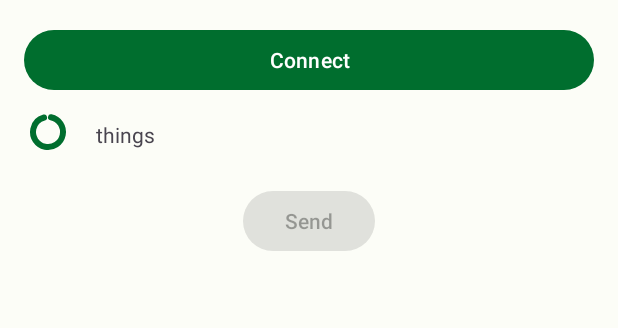
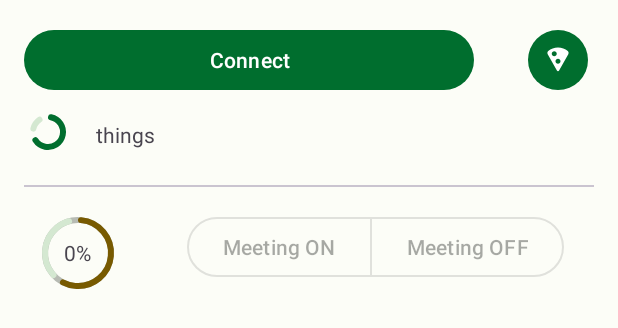
Before and after one commit to ch4vi/MeetingSignalBLE, an Android app: the layout content_main.xml on its own in the app's theme, with its tools: preview values and no code run, on a phone screen of 412 x 824 dp. Shown: the top 328 px of the screen. Run offline under Robolectric (Android 15) with nearby library versions, the phone set to English and light mode, and no system bars.

Commit message:
Updated Main with the new connection manager

```diff
--- a/android-app/app/src/main/res/layout/content_main.xml
+++ b/android-app/app/src/main/res/layout/content_main.xml
@@ -14,8 +14,20 @@
         android:layout_marginHorizontal="@dimen/spacing_m"
         android:layout_marginTop="@dimen/spacing_m"
         android:text="Connect"
+        app:layout_constraintEnd_toStartOf="@id/playground"
+        app:layout_constraintStart_toStartOf="parent"
+        app:layout_constraintTop_toTopOf="parent" />
+
+    <Button
+        android:id="@+id/playground"
+        style="?attr/materialIconButtonFilledStyle"
+        android:layout_width="wrap_content"
+        android:layout_height="wrap_content"
+        android:layout_marginHorizontal="@dimen/spacing_m"
+        android:layout_marginTop="@dimen/spacing_m"
+        app:icon="@drawable/playground_24"
         app:layout_constraintEnd_toEndOf="parent"
-        app:layout_constraintStart_toStartOf="parent"
+        app:layout_constraintStart_toEndOf="@id/connectButton"
         app:layout_constraintTop_toTopOf="parent" />
 
     <com.google.android.material.progressindicator.CircularProgressIndicator
@@ -24,11 +36,10 @@
         android:layout_height="wrap_content"
         android:layout_marginHorizontal="@dimen/spacing_m"
         android:layout_marginTop="@dimen/spacing_s"
-        android:progress="99"
         app:indicatorSize="24dp"
         app:layout_constraintStart_toStartOf="parent"
-        app:layout_constraintTop_toBottomOf="@id/connectButton" />
-
+        app:layout_constraintTop_toBottomOf="@id/connectButton"
+        tools:progress="69" />
 
     <TextView
         android:id="@+id/connectionStatus"
@@ -41,16 +52,76 @@
         app:layout_constraintTop_toBottomOf="@id/connectButton"
         tools:text="things" />
 
-    <Button
-        android:id="@+id/send"
+    <com.google.android.material.divider.MaterialDivider
+        android:id="@+id/divider"
+        android:layout_width="match_parent"
+        android:layout_height="wrap_content"
+        android:layout_marginHorizontal="@dimen/spacing_m"
+        android:layout_marginTop="@dimen/spacing_l"
+        app:layout_constraintTop_toBottomOf="@id/connectionStatus" />
+
+    <RelativeLayout
+        android:id="@+id/batteryContainer"
         android:layout_width="wrap_content"
         android:layout_height="wrap_content"
         android:layout_marginHorizontal="@dimen/spacing_m"
-        android:layout_marginTop="@dimen/spacing_l"
+        android:layout_marginTop="@dimen/spacing_s"
+        android:padding="@dimen/spacing_s"
+        app:layout_constraintStart_toStartOf="parent"
+        app:layout_constraintTop_toBottomOf="@id/divider">
+
+        <com.google.android.material.progressindicator.CircularProgressIndicator
+            android:layout_width="wrap_content"
+            android:layout_height="wrap_content"
+            android:alpha="0.5"
+            android:progress="100"
+            app:indicatorColor="?attr/colorOutline"
+            app:indicatorSize="48dp" />
+
+        <com.google.android.material.progressindicator.CircularProgressIndicator
+            android:id="@+id/batteryProgress"
+            android:layout_width="wrap_content"
+            android:layout_height="wrap_content"
+            app:indicatorColor="?attr/colorTertiary"
+            app:indicatorSize="48dp"
+            tools:progress="59" />
+
+        <TextView
+            android:id="@+id/batteryLevel"
+            android:layout_width="wrap_content"
+            android:layout_height="wrap_content"
+            android:layout_centerInParent="true"
+            tools:text="0%" />
+    </RelativeLayout>
+
+
+    <com.google.android.material.button.MaterialButtonToggleGroup
+        android:id="@+id/meetingToggle"
+        android:layout_width="wrap_content"
+        android:layout_height="wrap_content"
+        android:layout_marginHorizontal="@dimen/spacing_m"
         android:enabled="false"
-        android:text="Send"
+        app:layout_constraintBottom_toBottomOf="@id/batteryContainer"
         app:layout_constraintEnd_toEndOf="parent"
-        app:layout_constraintStart_toStartOf="parent"
-        app:layout_constraintTop_toBottomOf="@id/connectionStatus" />
+        app:layout_constraintStart_toEndOf="@id/batteryContainer"
+        app:layout_constraintTop_toBottomOf="@id/divider"
+        app:selectionRequired="true"
+        app:singleSelection="true">
+
+        <com.google.android.material.button.MaterialButton
+            android:id="@+id/meetingOn"
+            style="?attr/materialButtonOutlinedStyle"
+            android:layout_width="wrap_content"
+            android:layout_height="wrap_content"
+            android:text="Meeting ON" />
+
+        <com.google.android.material.button.MaterialButton
+            android:id="@+id/meetingOff"
+            style="?attr/materialButtonOutlinedStyle"
+            android:layout_width="wrap_content"
+            android:layout_height="wrap_content"
+            android:text="Meeting OFF" />
+    </com.google.android.material.button.MaterialButtonToggleGroup>
+
 
 </androidx.constraintlayout.widget.ConstraintLayout>
```
Also changed, not shown: android-app/app/src/main/java/com/ch4vi/meetingsignal/ui/MainActivity.kt (+128 -80 lines), android-app/app/src/main/java/com/ch4vi/meetingsignal/ui/MainViewModel.kt (+136 -123 lines).
